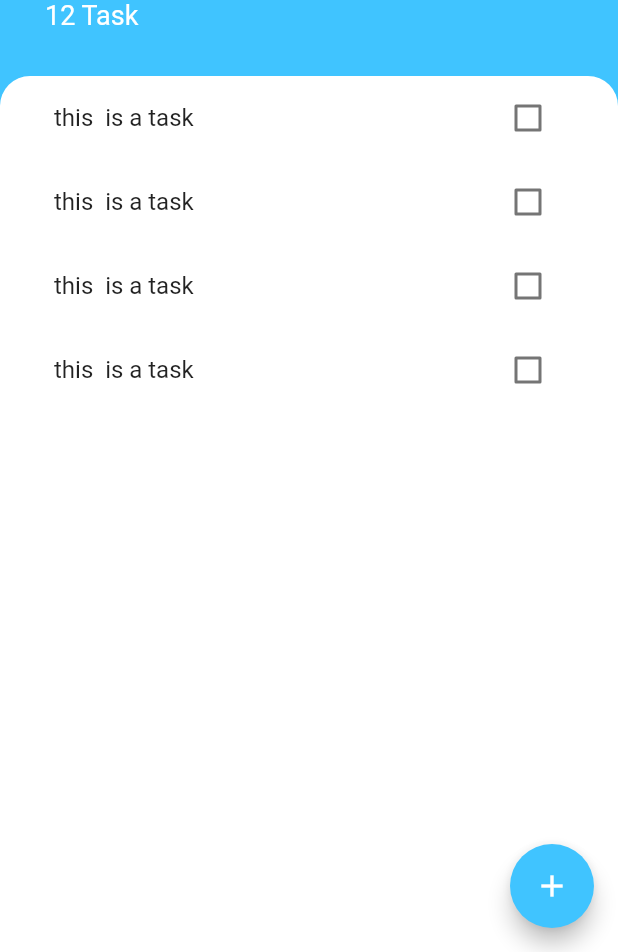
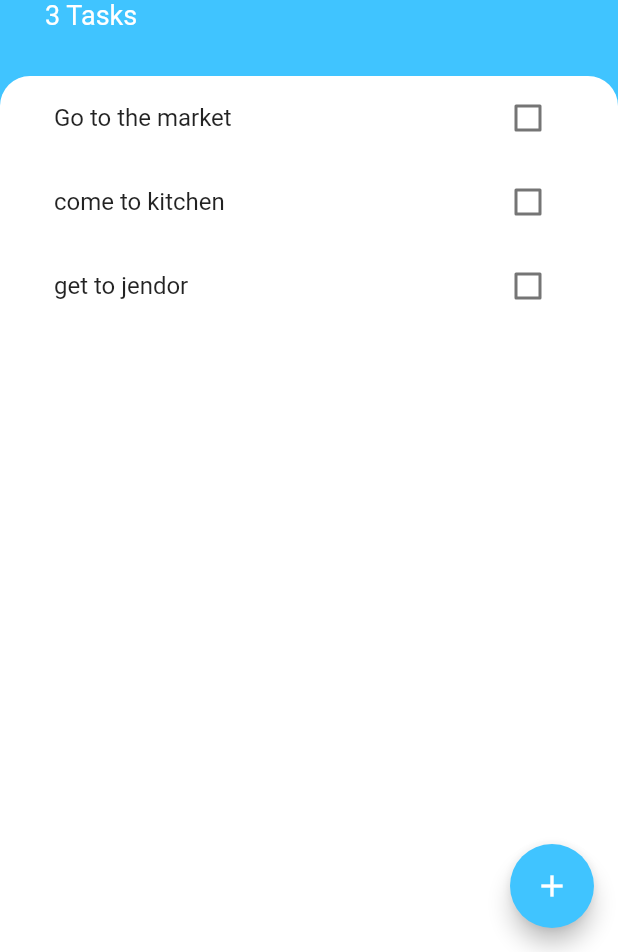
Before and after one commit to phawazzzy/flutter-todoey_app, a Flutter app: the screen it shows after launch, on a phone screen of 412 x 824 dp, the part 284-1236 px from its top. Run offline on Flutter 3.47's test engine with Material 2 defaults, Android fonts, the phone set to English and light mode, and no system bars.

Commit message:
adding new todo to list of todos

```diff
--- /dev/null
+++ b/lib/models/Task.dart
@@ -0,0 +1,11 @@
+class Task {
+  final String name;
+  bool isDone;
+
+  Task({this.name, this.isDone = false});
+
+  void toggleTask() {
+    isDone = !isDone;
+  }
+
+}
--- a/lib/screens/add_task_screen.dart
+++ b/lib/screens/add_task_screen.dart
@@ -1,8 +1,14 @@
 import 'package:flutter/material.dart';
 
 class AddTask extends StatelessWidget {
+
+  final Function tasksCallback;
+  AddTask({this.tasksCallback});
+
   @override
   Widget build(BuildContext context) {
+    String newTask;
+
     return Container(
       color: Color(0xFF757575),
       child: Container(
@@ -25,11 +31,18 @@ class AddTask extends StatelessWidget {
             TextField(
               autofocus: true,
               textAlign: TextAlign.center,
+              onChanged: (value) {
+                newTask = value;
+              },
             ),
             SizedBox(height: 20,),
             FlatButton(
               color: Colors.lightBlueAccent,
-              onPressed: () {},
+              onPressed: () {
+//                print(newTask);
+                tasksCallback(newTask);
+
+              },
               child: Text("Add", style: TextStyle(color: Colors.white),),
             ),
           ],
--- a/lib/screens/tasks_screen.dart
+++ b/lib/screens/tasks_screen.dart
@@ -1,8 +1,21 @@
 import 'package:flutter/material.dart';
+import 'package:todoey/models/Task.dart';
 import 'package:todoey/widgets/task_list.dart';
 import 'package:todoey/screens/add_task_screen.dart';
 
-class TaskScreen extends StatelessWidget {
+class TaskScreen extends StatefulWidget {
+
+  @override
+  _TaskScreenState createState() => _TaskScreenState();
+}
+
+class _TaskScreenState extends State<TaskScreen> {
+  List<Task> tasks = [
+    Task(name: "Go to the market"),
+    Task(name: "come to kitchen"),
+    Task(name: "get to jendor")
+  ];
+
   @override
   Widget build(BuildContext context) {
     return Scaffold(
@@ -16,7 +29,15 @@ class TaskScreen extends StatelessWidget {
             builder: (context) => SingleChildScrollView(
               child: Container(
                 padding: EdgeInsets.only(bottom: MediaQuery.of(context).viewInsets.bottom),
-                child: AddTask(),
+                child: AddTask(
+                    tasksCallback: (newTask){
+                      print(newTask);
+                      setState(() {
+                        tasks.add(Task(name: newTask));
+                      });
+                      Navigator.pop(context);
+                    }
+                ),
               ),
             ),
           );
@@ -52,7 +73,7 @@ class TaskScreen extends StatelessWidget {
                     ),
                   ),
                   Text(
-                    '12 Task',
+                   "${tasks.length} Tasks",
                     style: TextStyle(fontSize: 18.0, color: Colors.white),
                   ),
                 ],
@@ -67,7 +88,7 @@ class TaskScreen extends StatelessWidget {
                   topLeft: Radius.circular(20.0),
                 ),
               ),
-              child: TaskList(),
+              child: TaskList(tasks),
             ),
           ),
         ],
--- a/lib/widgets/task_list.dart
+++ b/lib/widgets/task_list.dart
@@ -1,22 +1,32 @@
 import 'package:flutter/material.dart';
 import 'package:todoey/widgets/task_tile.dart';
+import 'package:todoey/models/Task.dart';
 
+class TaskList extends StatefulWidget {
+  final List task;
+  TaskList(this.task);
+  @override
+  _TaskListState createState() => _TaskListState();
+}
 
-class TaskList extends StatelessWidget {
-  const TaskList({
-    Key key,
-  }) : super(key: key);
+class _TaskListState extends State<TaskList> {
+
 
   @override
   Widget build(BuildContext context) {
-    return ListView(
-      children: <Widget>[
-        TaskTile(),
-        TaskTile(),
-        TaskTile(),
-        TaskTile(),
-
-      ],
+    return ListView.builder(
+      itemCount: widget.task.length,
+      itemBuilder: (context, index) {
+        return TaskTile(
+          taskName: widget.task[index].name,
+          isChecked: widget.task[index].isDone,
+          taskCallBack: (checkBoxState) {
+            setState(() {
+              widget.task[index].toggleTask();
+            });
+          }
+        );
+      },
     );
   }
 }
--- a/lib/widgets/task_tile.dart
+++ b/lib/widgets/task_tile.dart
@@ -2,39 +2,38 @@ import 'dart:ui';
 
 import 'package:flutter/material.dart';
 
-class TaskTile extends StatefulWidget {
-  @override
-  _TaskTileState createState() => _TaskTileState();
-}
+class TaskTile extends StatelessWidget {
+  final bool isChecked;
+  final String taskName;
+  final Function taskCallBack;
 
-class _TaskTileState extends State<TaskTile> {
-  bool isChecked = false;
-  void callBack(bool newValue) {
-    setState(() {
-      isChecked = newValue;
-    });
-  }
+  TaskTile({this.isChecked, this.taskName, this.taskCallBack});
 
   @override
   Widget build(BuildContext context) {
     return ListTile(
-      title: Text('this  is a task', style: TextStyle(decoration: isChecked ? TextDecoration.lineThrough : null),),
-      trailing: CheckboxTile(isChecked, callBack),
-    );
+      title: Text(taskName,
+        style: TextStyle(decoration: isChecked ? TextDecoration.lineThrough : null),
+      ),
+      trailing: Checkbox(
+          activeColor: Colors.lightBlueAccent,
+          value: isChecked,
+          onChanged: taskCallBack
+      ),);
   }
 }
 
 
-class CheckboxTile extends StatelessWidget {
-  final bool checkboxState;
-  final Function isCheckedCallBack;
-  CheckboxTile(this.checkboxState, this.isCheckedCallBack);
-  @override
-  Widget build(BuildContext context) {
-    return Checkbox(
-        activeColor: Colors.lightBlueAccent,
-        value: checkboxState,
-        onChanged: isCheckedCallBack
-    );
-  }
-}
+//class CheckboxTile extends StatelessWidget {
+//  final bool checkboxState;
+//  final Function isCheckedCallBack;
+//  CheckboxTile(this.checkboxState, this.isCheckedCallBack);
+//  @override
+//  Widget build(BuildContext context) {
+//    return Checkbox(
+//        activeColor: Colors.lightBlueAccent,
+//        value: checkboxState,
+//        onChanged: isCheckedCallBack
+//    );
+//  }
+//}
```
